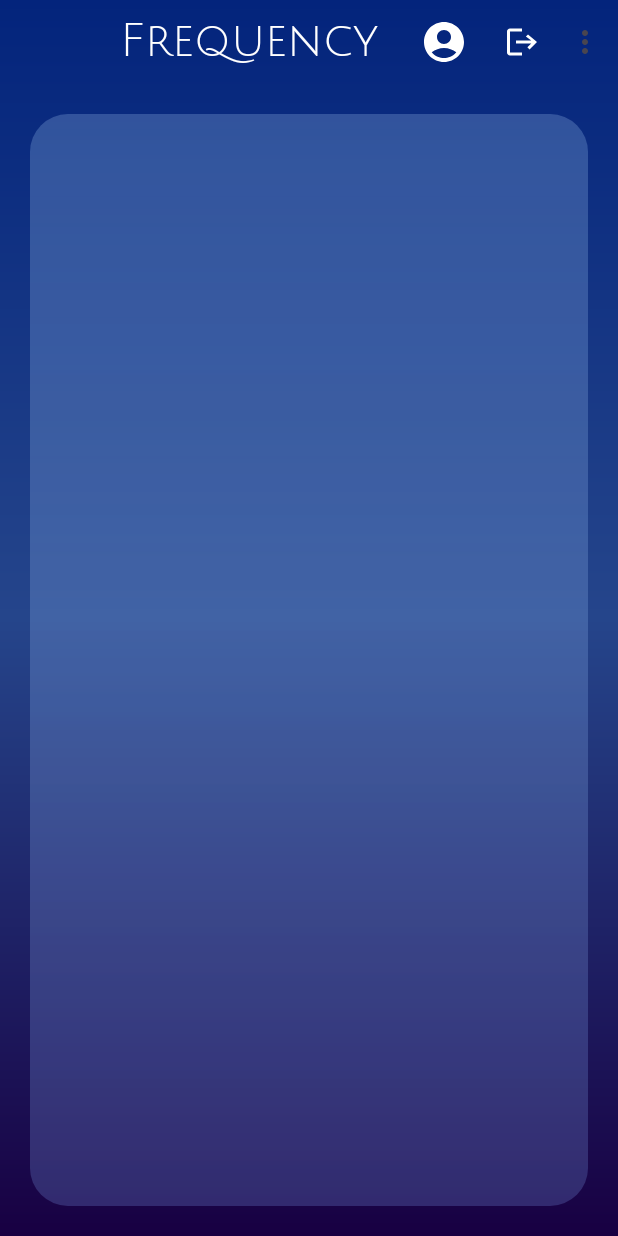
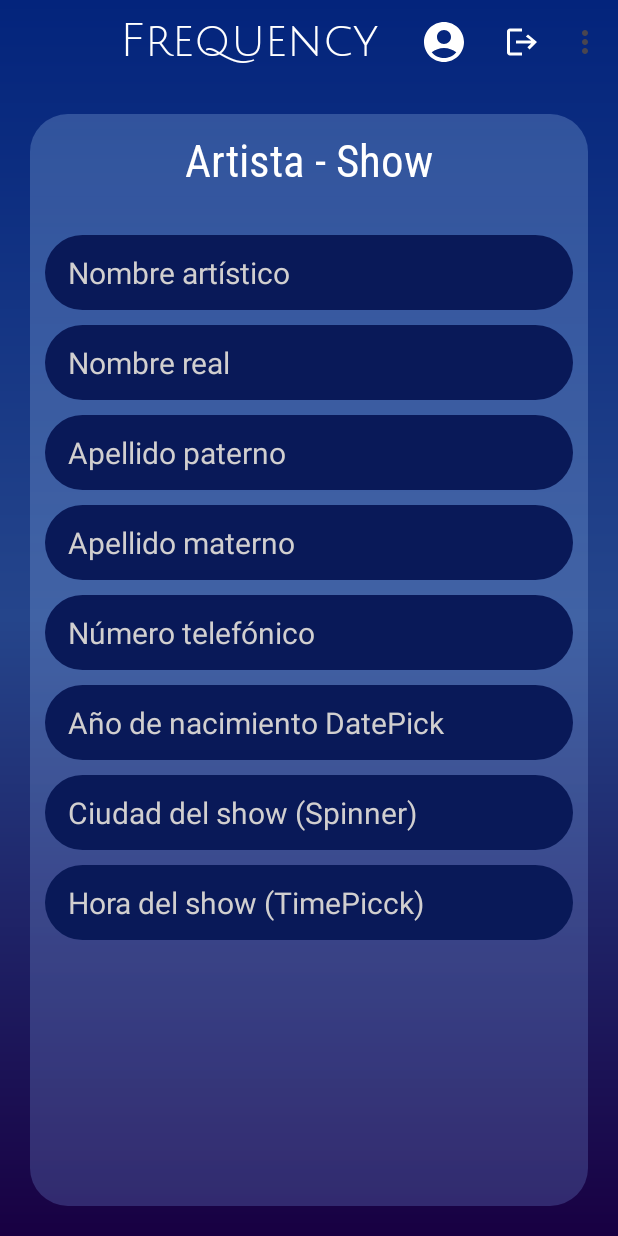
Before and after one commit to Adro-Ornelas/frecuency, an Android app: the MainActivity screen opened directly, with no data from a screen before it, on a phone screen of 412 x 824 dp. Run offline under Robolectric (Android 15) with nearby library versions, the phone set to English and light mode, and no system bars; network calls fail.

Commit message:
datos de ingreso indefinidos

```diff
--- a/app/src/main/res/layout/activity_main.xml
+++ b/app/src/main/res/layout/activity_main.xml
@@ -10,6 +10,7 @@
     <include
         android:id="@+id/toolbar"
         layout="@layout/toolbar" />
+
     <LinearLayout
         android:layout_width="match_parent"
         android:layout_height="match_parent"
@@ -18,11 +19,133 @@
         android:layout_margin="20dp"
         android:padding="10dp">
 
-        <androidx.recyclerview.widget.RecyclerView
-            android:layout_width="wrap_content"
+        <TextView
+            android:layout_width="match_parent"
             android:layout_height="wrap_content"
-            android:id="@+id/recyclerview"
-            android:layout_gravity="center"/>
+            android:textSize="30sp"
+            android:text="@string/artista_show"
+            android:gravity="center"
+            android:textColor="@color/white"
+            android:layout_marginBottom="30dp"
+            android:fontFamily="@font/roboto_condense_regular"
+            />
+        <EditText
+        android:id="@+id/edt_nombre_art"
+        android:layout_width="match_parent"
+        android:layout_height="50dp"
+        android:background="@drawable/rounded_edges"
+        android:textSize="20sp"
+        android:hint="@string/nombre_art"
+        android:textColorHint="@color/hintColor"
+        android:textColor="@color/white"
+        android:paddingStart="15dp"
+        android:paddingEnd="15dp"
+        android:layout_marginBottom="10dp"
+        android:autofillHints=""
+        android:inputType="textPersonName"/>
+
+        <EditText
+            android:id="@+id/edt_nombre_real"
+            android:layout_width="match_parent"
+            android:layout_height="50dp"
+            android:background="@drawable/rounded_edges"
+            android:textSize="20sp"
+            android:hint="@string/nombre_real"
+            android:textColorHint="@color/hintColor"
+            android:textColor="@color/white"
+            android:paddingStart="15dp"
+            android:paddingEnd="15dp"
+            android:layout_marginBottom="10dp"
+            android:autofillHints=""
+            android:inputType="textEmailAddress"/>
+
+        <EditText
+            android:id="@+id/edt_apep"
+            android:layout_width="match_parent"
+            android:layout_height="50dp"
+            android:background="@drawable/rounded_edges"
+            android:textSize="20sp"
+            android:hint="@string/apellido_paterno"
+            android:textColorHint="@color/hintColor"
+            android:textColor="@color/white"
+            android:paddingStart="15dp"
+            android:paddingEnd="15dp"
+            android:layout_marginBottom="10dp"
+            android:autofillHints=""
+            android:inputType="textEmailAddress"/>
+        <EditText
+            android:id="@+id/edt_apem"
+            android:layout_width="match_parent"
+            android:layout_height="50dp"
+            android:background="@drawable/rounded_edges"
+            android:textSize="20sp"
+            android:hint="@string/apellido_materno"
+            android:textColorHint="@color/hintColor"
+            android:textColor="@color/white"
+            android:paddingStart="15dp"
+            android:paddingEnd="15dp"
+            android:layout_marginBottom="10dp"
+            android:autofillHints=""
+            android:inputType="textEmailAddress"/>
+
+        <EditText
+            android:id="@+id/edt_tel"
+            android:layout_width="match_parent"
+            android:layout_height="50dp"
+            android:background="@drawable/rounded_edges"
+            android:textSize="20sp"
+            android:hint="@string/num_telefon"
+            android:textColorHint="@color/hintColor"
+            android:textColor="@color/white"
+            android:paddingStart="15dp"
+            android:paddingEnd="15dp"
+            android:layout_marginBottom="10dp"
+            android:autofillHints=""
+            android:inputType="number"/>
+
+        <EditText
+            android:id="@+id/nombre1"
+            android:layout_width="match_parent"
+            android:layout_height="50dp"
+            android:background="@drawable/rounded_edges"
+            android:textSize="20sp"
+            android:hint="Año de nacimiento DatePick"
+            android:textColorHint="@color/hintColor"
+            android:textColor="@color/white"
+            android:paddingStart="15dp"
+            android:paddingEnd="15dp"
+            android:layout_marginBottom="10dp"
+            android:autofillHints=""
+            android:inputType="textEmailAddress"/>
+        <EditText
+            android:id="@+id/nombre3"
+            android:layout_width="match_parent"
+            android:layout_height="50dp"
+            android:background="@drawable/rounded_edges"
+            android:textSize="20sp"
+            android:hint="Ciudad del show (Spinner)"
+            android:textColorHint="@color/hintColor"
+            android:textColor="@color/white"
+            android:paddingStart="15dp"
+            android:paddingEnd="15dp"
+            android:layout_marginBottom="10dp"
+            android:autofillHints=""
+            android:inputType="textEmailAddress"/>
+        <EditText
+            android:id="@+id/nombre"
+            android:layout_width="match_parent"
+            android:layout_height="50dp"
+            android:background="@drawable/rounded_edges"
+            android:textSize="20sp"
+            android:hint="Hora del show (TimePicck)"
+            android:textColorHint="@color/hintColor"
+            android:textColor="@color/white"
+            android:paddingStart="15dp"
+            android:paddingEnd="15dp"
+            android:layout_marginBottom="10dp"
+            android:autofillHints=""
+            android:inputType="textEmailAddress"/>
+
     </LinearLayout>
 
 </LinearLayout>
--- a/app/src/main/res/values/strings.xml
+++ b/app/src/main/res/values/strings.xml
@@ -61,4 +61,11 @@
     <string name="album_image">Imagen del álbum</string>
     <string name="skip">skip</string>
     <string name="play">play</string>
+    <string name="artista">Artista</string>
+    <string name="nombre_art">Nombre artístico</string>
+    <string name="nombre_real">Nombre real</string>
+    <string name="apellido_paterno">Apellido paterno</string>
+    <string name="apellido_materno">Apellido materno</string>
+    <string name="num_telefon">Número telefónico</string>
+    <string name="artista_show">Artista - Show</string>
 </resources>
```
Also changed, not shown: app/src/main/res/font/roboto_condense_regular.ttf (added), app/src/main/res/font/roboto_condensed_bold.ttf (added), app/src/main/res/font/roboto_condensed_regular.ttf (deleted), app/src/main/res/font/roboto_condensed_semibold.ttf.
